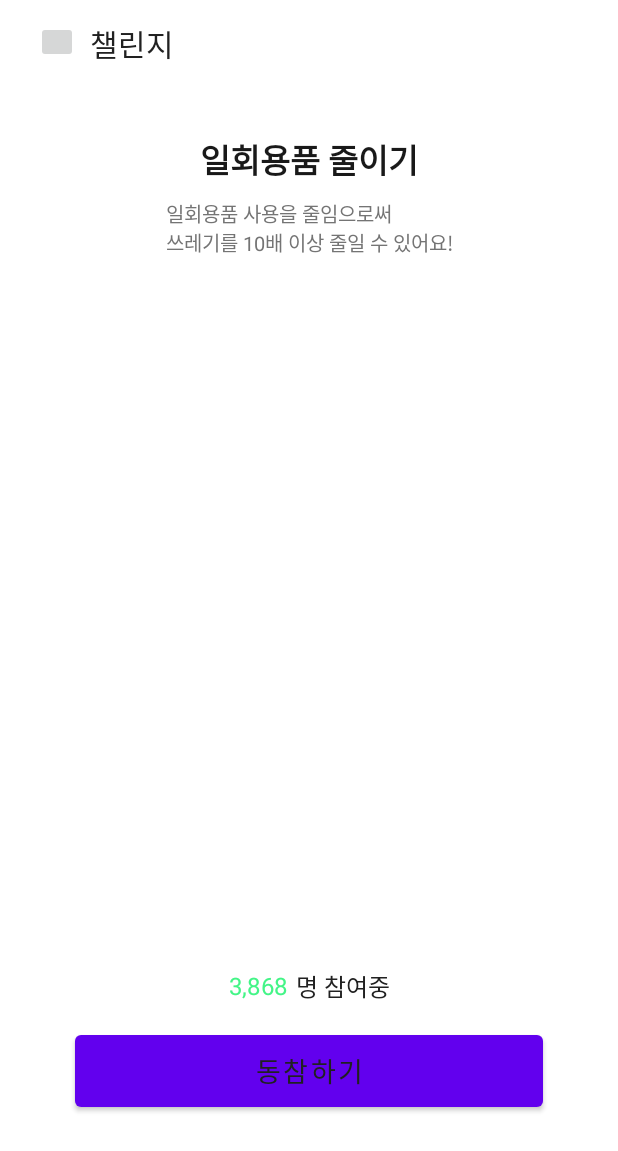
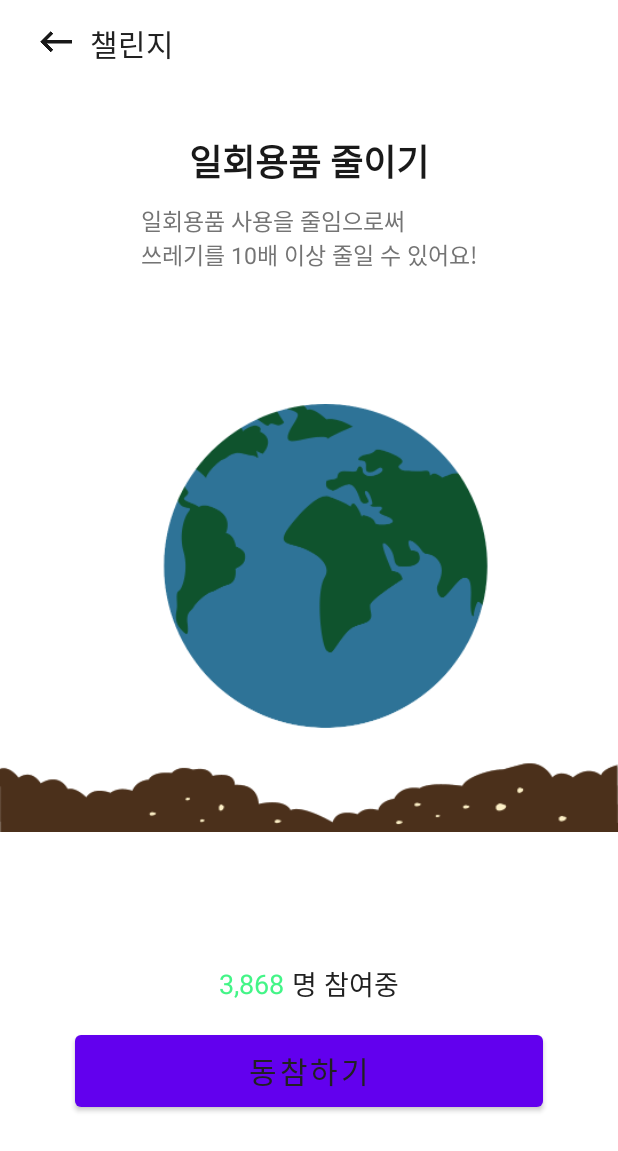
Before and after one commit to Monothon-1th/GreenChallenge_Android, an Android app: the fragment ChallengeFragment shown on its own in the app's theme, on a phone screen of 412 x 824 dp. Shown: the top 1151 px of the screen. Run offline under Robolectric (Android 15) with nearby library versions, the phone set to English and light mode, and no system bars; our stand-ins replace data binding; network calls fail.

Commit message:
리소스 넣기

```diff
--- a/app/src/main/res/layout/fragment_challenge.xml
+++ b/app/src/main/res/layout/fragment_challenge.xml
@@ -21,7 +21,7 @@
 			android:layout_marginTop="45sp"
 			android:text="일회용품 줄이기"
 			android:textColor="@color/color_text_main"
-			android:textSize="22sp"
+			android:textSize="24sp"
 			android:textStyle="bold"
 			app:layout_constraintEnd_toEndOf="parent"
 			app:layout_constraintStart_toStartOf="parent"
@@ -34,7 +34,7 @@
 			android:layout_marginTop="10sp"
 			android:text="일회용품 사용을 줄임으로써 \n쓰레기를 10배 이상 줄일 수 있어요!"
 			android:textColor="@color/color_text_desc"
-			android:textSize="13sp"
+			android:textSize="15sp"
 			app:layout_constraintEnd_toEndOf="parent"
 			app:layout_constraintStart_toStartOf="parent"
 			app:layout_constraintTop_toBottomOf="@id/challenge_title" />
@@ -42,7 +42,8 @@
 		<ImageView
 			android:id="@+id/image_earth"
 			android:layout_width="0dp"
-			android:layout_height="wrap_content"
+			android:layout_height="0dp"
+			android:src="@drawable/earth"
 			app:layout_constraintBottom_toTopOf="@id/participants_num"
 			app:layout_constraintEnd_toEndOf="parent"
 			app:layout_constraintStart_toStartOf="parent"
@@ -55,7 +56,7 @@
 			android:layout_marginBottom="16dp"
 			android:text="3,868"
 			android:textColor="@color/color_main3"
-			android:textSize="16sp"
+			android:textSize="18sp"
 			app:layout_constraintBottom_toTopOf="@id/btn_join"
 			app:layout_constraintEnd_toStartOf="@id/participants_desc"
 			app:layout_constraintHorizontal_chainStyle="packed"
@@ -68,7 +69,7 @@
 			android:layout_marginStart="5dp"
 			android:text="명 참여중"
 			android:textColor="@color/color_text_sub"
-			android:textSize="16sp"
+			android:textSize="18sp"
 			app:layout_constraintBottom_toBottomOf="@id/participants_num"
 			app:layout_constraintEnd_toEndOf="parent"
 			app:layout_constraintStart_toEndOf="@id/participants_num"
@@ -81,7 +82,7 @@
 			android:layout_marginBottom="80dp"
 			android:text="동참하기"
 			android:textColor="@color/color_text_sub"
-			android:textSize="18sp"
+			android:textSize="20sp"
 			app:layout_constraintBottom_toBottomOf="parent"
 			app:layout_constraintEnd_toEndOf="parent"
 			app:layout_constraintStart_toStartOf="parent" />
--- a/app/src/main/res/layout/layout_top_bar.xml
+++ b/app/src/main/res/layout/layout_top_bar.xml
@@ -10,6 +10,8 @@
 		android:layout_height="28dp"
 		android:layout_marginStart="24dp"
 		android:layout_marginTop="14dp"
+		android:src="@drawable/back"
+		android:background="@android:color/transparent"
 		app:layout_constraintStart_toStartOf="parent"
 		app:layout_constraintTop_toTopOf="parent" />
 
```
